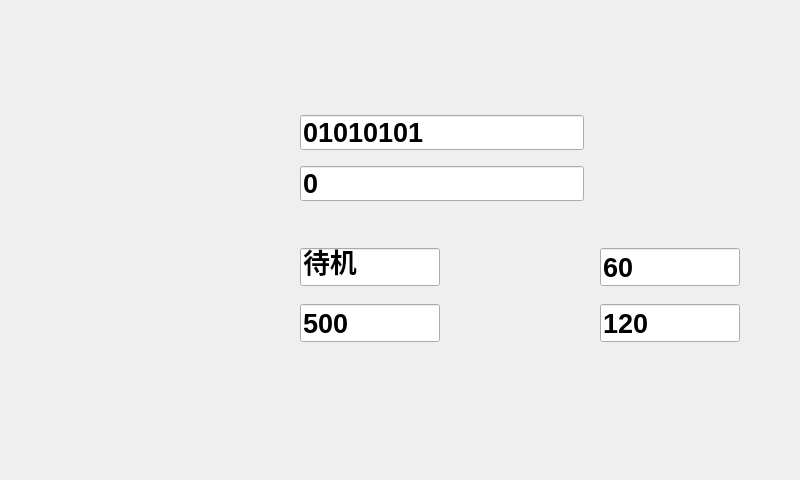
Before: the Qt Designer form main/ui/equipment_information.ui in Blackrose/Tcutest_SerialSystem, drawn with Qt 5.
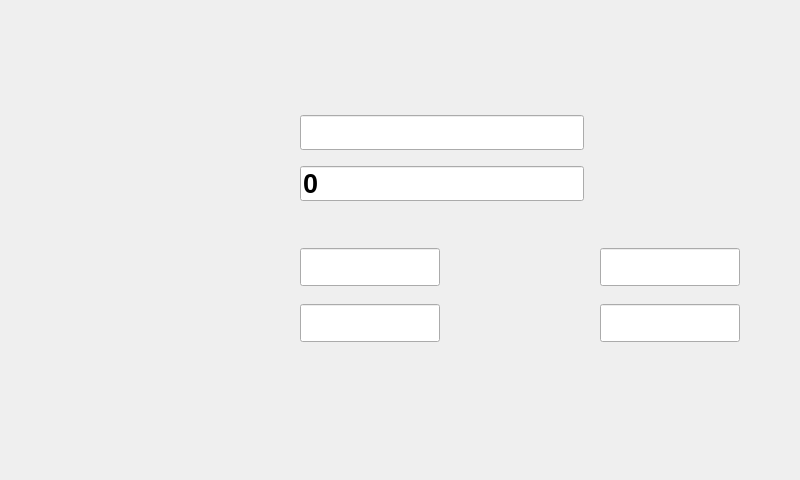
After: the same form once the commit is applied. Icons and pictures are not drawn.

```diff
--- a/main/ui/equipment_information.ui
+++ b/main/ui/equipment_information.ui
@@ -146,7 +146,7 @@
     <enum>Qt::NoFocus</enum>
    </property>
    <property name="text">
-    <string>01010101</string>
+    <string/>
    </property>
   </widget>
   <widget class="QLineEdit" name="charger_interface_ID">
@@ -204,7 +204,7 @@
     <enum>Qt::NoFocus</enum>
    </property>
    <property name="text">
-    <string>待机</string>
+    <string/>
    </property>
   </widget>
   <widget class="QLineEdit" name="charge_power">
@@ -233,7 +233,7 @@
     <enum>Qt::NoFocus</enum>
    </property>
    <property name="text">
-    <string>60</string>
+    <string/>
    </property>
   </widget>
   <widget class="QLineEdit" name="charge_current">
@@ -262,7 +262,7 @@
     <enum>Qt::NoFocus</enum>
    </property>
    <property name="text">
-    <string>120</string>
+    <string/>
    </property>
   </widget>
   <widget class="QLineEdit" name="charge_vol">
@@ -291,7 +291,7 @@
     <enum>Qt::NoFocus</enum>
    </property>
    <property name="text">
-    <string>500</string>
+    <string/>
    </property>
   </widget>
  </widget>
```
